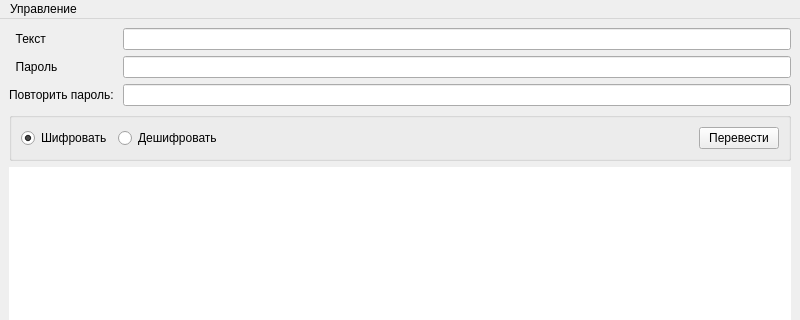
Before: the Qt Designer form ui/main_window.ui in graal101/Rainbow_Table_Resistant_Encryptor, drawn with Qt 5; both pictures show x 0 to 800 and y 0 to 320 of the 800 by 600 pixel window.
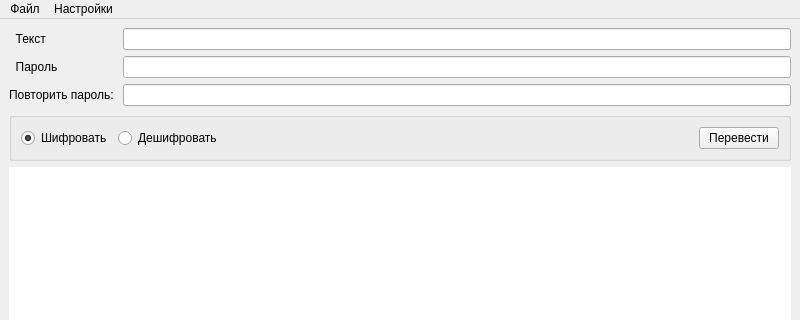
After: the same form once the commit is applied.

Commit message: added save_as for textEdit

Patch:
```diff
--- a/ui/main_window.ui
+++ b/ui/main_window.ui
@@ -131,13 +131,21 @@
    </property>
    <widget class="QMenu" name="menu">
     <property name="title">
-     <string>Управление</string>
+     <string>Файл</string>
     </property>
     <addaction name="mn_font"/>
     <addaction name="mn_clear"/>
     <addaction name="mn_quit"/>
    </widget>
+   <widget class="QMenu" name="menu_2">
+    <property name="title">
+     <string>Настройки</string>
+    </property>
+    <addaction name="mn_clear_2"/>
+    <addaction name="mn_font_2"/>
+   </widget>
    <addaction name="menu"/>
+   <addaction name="menu_2"/>
   </widget>
   <widget class="QStatusBar" name="statusbar"/>
   <action name="mn_font">
```
Left out of the diff: 18 changed lines with no effect on the pictures. The commit also changes 2 other files.
